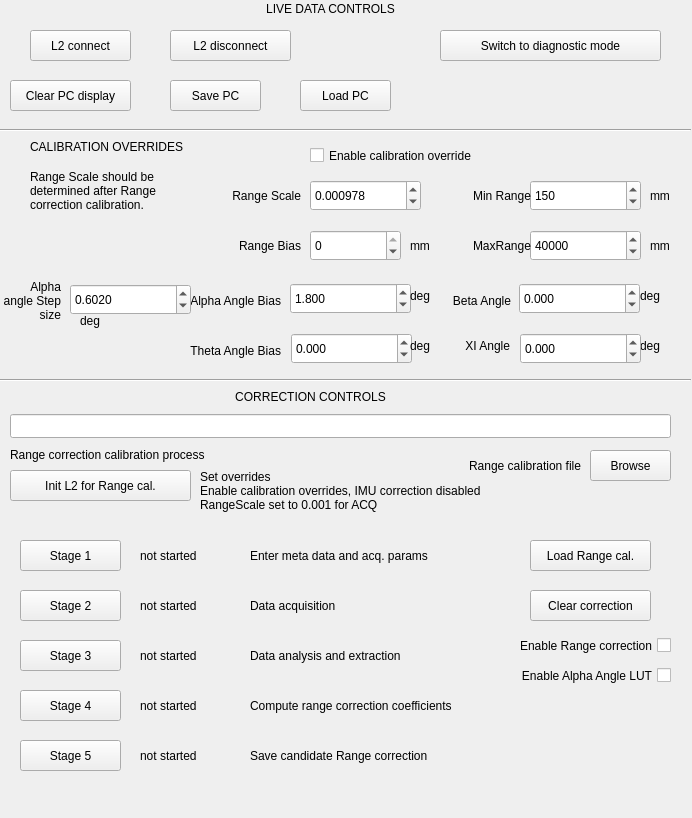
Qt form forms/CalibrationDock.ui (markgol/L2diagnostic) before a commit.
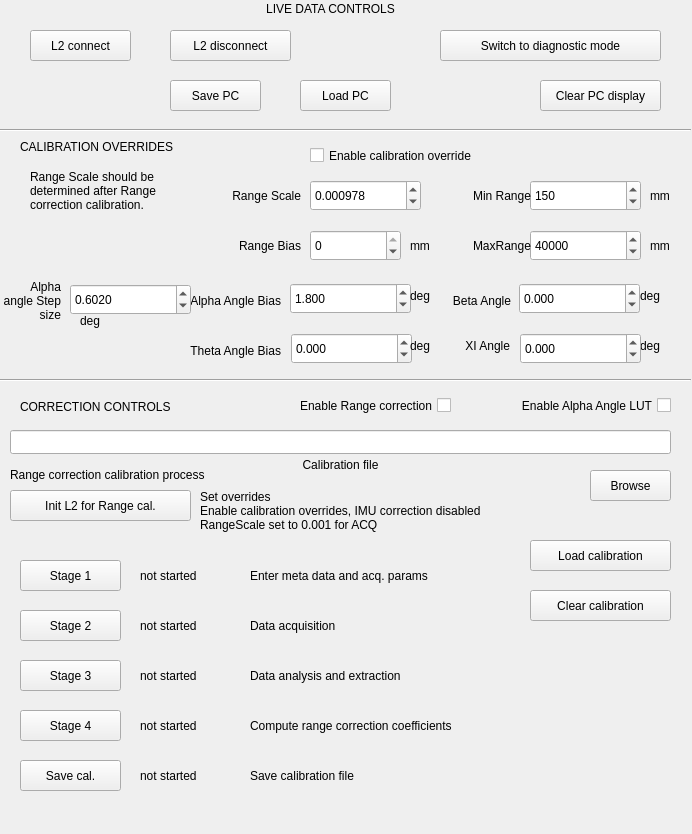
The same form after that commit.

The edit to the form file:
```diff
--- a/forms/CalibrationDock.ui
+++ b/forms/CalibrationDock.ui
@@ -7,7 +7,7 @@
     <x>0</x>
     <y>0</y>
     <width>692</width>
-    <height>818</height>
+    <height>834</height>
    </rect>
   </property>
   <property name="layoutDirection">
@@ -85,7 +85,7 @@
    <widget class="QPushButton" name="btnClearDisplay">
     <property name="geometry">
      <rect>
-      <x>10</x>
+      <x>540</x>
       <y>80</y>
       <width>121</width>
       <height>31</height>
@@ -99,7 +99,7 @@
     <property name="geometry">
      <rect>
       <x>590</x>
-      <y>450</y>
+      <y>470</y>
       <width>81</width>
       <height>31</height>
      </rect>
@@ -112,7 +112,7 @@
     <property name="geometry">
      <rect>
       <x>10</x>
-      <y>414</y>
+      <y>430</y>
       <width>661</width>
       <height>24</height>
      </rect>
@@ -121,17 +121,17 @@
    <widget class="QLabel" name="label">
     <property name="geometry">
      <rect>
-      <x>420</x>
-      <y>450</y>
+      <x>260</x>
+      <y>458</y>
       <width>161</width>
-      <height>31</height>
+      <height>21</height>
      </rect>
     </property>
     <property name="text">
-     <string>Range calibration file</string>
+     <string>Calibration file</string>
     </property>
     <property name="alignment">
-     <set>Qt::AlignmentFlag::AlignRight|Qt::AlignmentFlag::AlignTrailing|Qt::AlignmentFlag::AlignVCenter</set>
+     <set>Qt::AlignmentFlag::AlignHCenter|Qt::AlignmentFlag::AlignTop</set>
     </property>
    </widget>
    <widget class="QPushButton" name="btnLoadRangeCal">
@@ -139,19 +139,19 @@
      <rect>
       <x>530</x>
       <y>540</y>
-      <width>121</width>
+      <width>141</width>
       <height>31</height>
      </rect>
     </property>
     <property name="text">
-     <string>Load Range cal.</string>
+     <string>Load calibration</string>
     </property>
    </widget>
    <widget class="QCheckBox" name="cbEnableRangeCal">
     <property name="geometry">
      <rect>
-      <x>470</x>
-      <y>630</y>
+      <x>250</x>
+      <y>390</y>
       <width>201</width>
       <height>31</height>
      </rect>
@@ -181,12 +181,12 @@
      <rect>
       <x>530</x>
       <y>590</y>
-      <width>121</width>
+      <width>141</width>
       <height>31</height>
      </rect>
     </property>
     <property name="text">
-     <string>Clear correction</string>
+     <string>Clear calibration</string>
     </property>
    </widget>
    <widget class="QLabel" name="label_2">
@@ -211,9 +211,9 @@
    <widget class="QLabel" name="label_3">
     <property name="geometry">
      <rect>
-      <x>180</x>
-      <y>387</y>
-      <width>261</width>
+      <x>20</x>
+      <y>397</y>
+      <width>221</width>
       <height>20</height>
      </rect>
     </property>
@@ -221,14 +221,14 @@
      <string>CORRECTION CONTROLS</string>
     </property>
     <property name="alignment">
-     <set>Qt::AlignmentFlag::AlignCenter</set>
+     <set>Qt::AlignmentFlag::AlignLeading|Qt::AlignmentFlag::AlignLeft|Qt::AlignmentFlag::AlignVCenter</set>
     </property>
    </widget>
    <widget class="QLabel" name="label_4">
     <property name="geometry">
      <rect>
       <x>10</x>
-      <y>439</y>
+      <y>459</y>
       <width>281</width>
       <height>31</height>
      </rect>
@@ -244,7 +244,7 @@
     <property name="geometry">
      <rect>
       <x>20</x>
-      <y>540</y>
+      <y>560</y>
       <width>101</width>
       <height>31</height>
      </rect>
@@ -257,7 +257,7 @@
     <property name="geometry">
      <rect>
       <x>140</x>
-      <y>540</y>
+      <y>560</y>
       <width>101</width>
       <height>31</height>
      </rect>
@@ -270,7 +270,7 @@
     <property name="geometry">
      <rect>
       <x>20</x>
-      <y>590</y>
+      <y>610</y>
       <width>101</width>
       <height>31</height>
      </rect>
@@ -283,7 +283,7 @@
     <property name="geometry">
      <rect>
       <x>140</x>
-      <y>590</y>
+      <y>610</y>
       <width>101</width>
       <height>31</height>
      </rect>
@@ -296,7 +296,7 @@
     <property name="geometry">
      <rect>
       <x>20</x>
-      <y>640</y>
+      <y>660</y>
       <width>101</width>
       <height>31</height>
      </rect>
@@ -309,7 +309,7 @@
     <property name="geometry">
      <rect>
       <x>140</x>
-      <y>640</y>
+      <y>660</y>
       <width>101</width>
       <height>31</height>
      </rect>
@@ -322,7 +322,7 @@
     <property name="geometry">
      <rect>
       <x>20</x>
-      <y>690</y>
+      <y>710</y>
       <width>101</width>
       <height>31</height>
      </rect>
@@ -335,7 +335,7 @@
     <property name="geometry">
      <rect>
       <x>140</x>
-      <y>690</y>
+      <y>710</y>
       <width>101</width>
       <height>31</height>
      </rect>
@@ -348,20 +348,20 @@
     <property name="geometry">
      <rect>
       <x>20</x>
-      <y>740</y>
+      <y>760</y>
       <width>101</width>
       <height>31</height>
      </rect>
     </property>
     <property name="text">
-     <string>Stage 5</string>
+     <string>Save cal.</string>
     </property>
    </widget>
    <widget class="QLabel" name="lblStatusStage5">
     <property name="geometry">
      <rect>
       <x>140</x>
-      <y>740</y>
+      <y>760</y>
       <width>101</width>
       <height>31</height>
      </rect>
@@ -374,7 +374,7 @@
     <property name="geometry">
      <rect>
       <x>250</x>
-      <y>540</y>
+      <y>560</y>
       <width>271</width>
       <height>31</height>
      </rect>
@@ -387,7 +387,7 @@
     <property name="geometry">
      <rect>
       <x>250</x>
-      <y>590</y>
+      <y>610</y>
       <width>131</width>
       <height>31</height>
      </rect>
@@ -400,7 +400,7 @@
     <property name="geometry">
      <rect>
       <x>250</x>
-      <y>640</y>
+      <y>660</y>
       <width>211</width>
       <height>31</height>
      </rect>
@@ -413,7 +413,7 @@
     <property name="geometry">
      <rect>
       <x>250</x>
-      <y>690</y>
+      <y>710</y>
       <width>261</width>
       <height>31</height>
      </rect>
@@ -426,13 +426,13 @@
     <property name="geometry">
      <rect>
       <x>250</x>
-      <y>740</y>
+      <y>760</y>
       <width>261</width>
       <height>31</height>
      </rect>
     </property>
     <property name="text">
-     <string>Save candidate Range correction</string>
+     <string>Save calibration file</string>
     </property>
    </widget>
    <widget class="Line" name="line_3">
@@ -610,7 +610,7 @@
    <widget class="QLabel" name="label_13">
     <property name="geometry">
      <rect>
-      <x>30</x>
+      <x>20</x>
       <y>140</y>
       <width>211</width>
       <height>21</height>
@@ -630,7 +630,7 @@
     <property name="geometry">
      <rect>
       <x>10</x>
-      <y>470</y>
+      <y>490</y>
       <width>181</width>
       <height>31</height>
      </rect>
@@ -643,7 +643,7 @@
     <property name="geometry">
      <rect>
       <x>200</x>
-      <y>470</y>
+      <y>490</y>
       <width>371</width>
       <height>61</height>
      </rect>
@@ -956,7 +956,7 @@
     <property name="geometry">
      <rect>
       <x>450</x>
-      <y>660</y>
+      <y>390</y>
       <width>221</width>
       <height>31</height>
      </rect>
```
Left out of the diff: 2 changed lines with no effect on the pictures.
